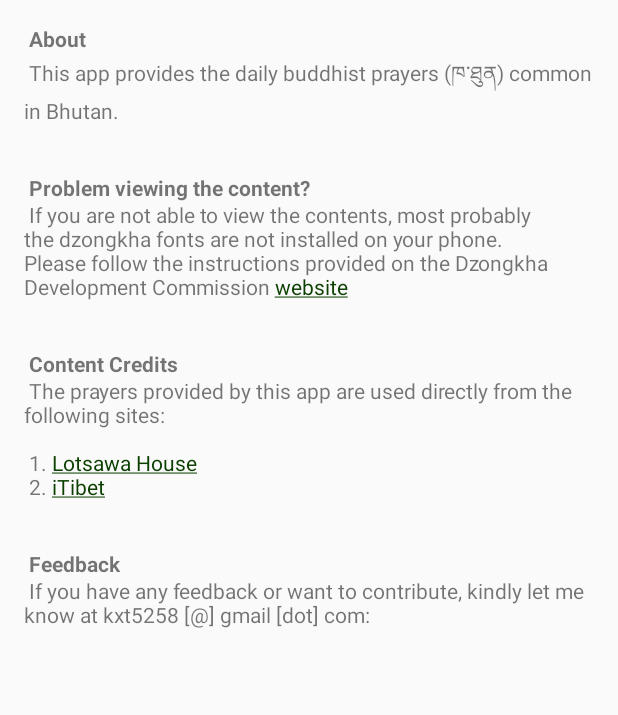
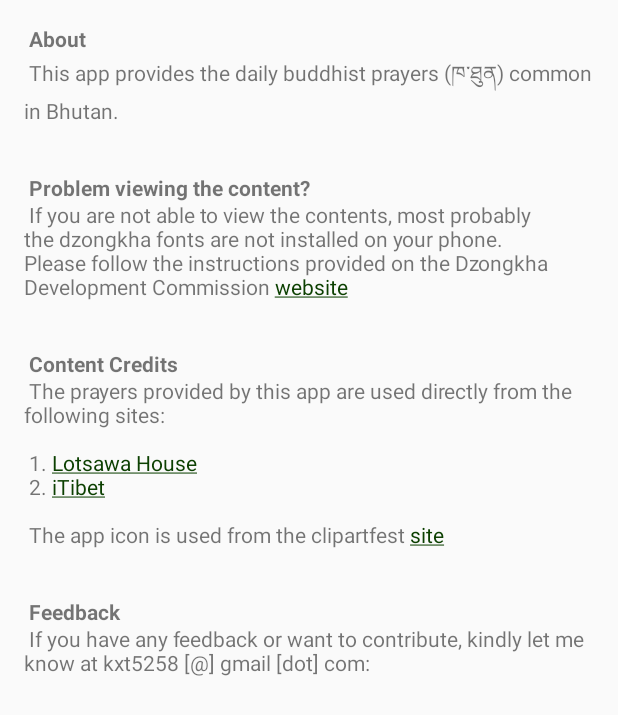
Before and after one commit to kxt5258/moenlam, an Android app: the layout activity_help_info.xml on its own in the app's theme, with its tools: preview values and no code run, on a phone screen of 412 x 824 dp. Shown: the top 715 px of the screen. Run offline under Robolectric (Android 15) with nearby library versions, the phone set to English and light mode, and no system bars; Roboto replaces fonts that are not available here.

Commit message:
added credit for the icon

```diff
--- a/app/src/main/res/values/strings.xml
+++ b/app/src/main/res/values/strings.xml
@@ -19,6 +19,8 @@
 
         1. <a href="http://www.lotsawahouse.org">Lotsawa House</a>\n
         2. <a href="http://itibetan.org">iTibet</a>
+        \n\n
+        The app icon is used from the clipartfest <a href="https://clipartfest.com/download/21648ea9b8ad58d13133ad7019c7ecaf94cee45b.html">site</a>
     </string>
     <string name="feedback">
         <b>Feedback</b>\n
```
